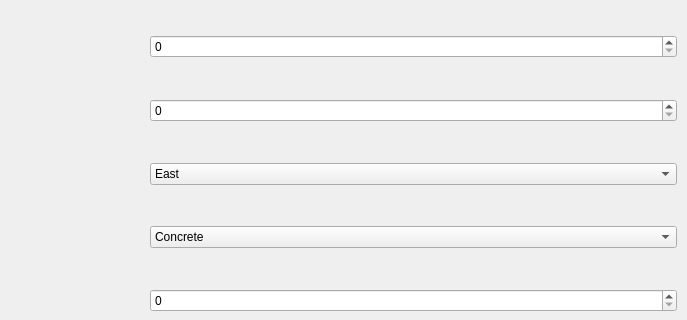
amatepl/RayTracing2019, file settings.ui: the form before one commit; both pictures show x 394 to 1081 and y 0 to 320 of the 1081 by 576 pixel window.
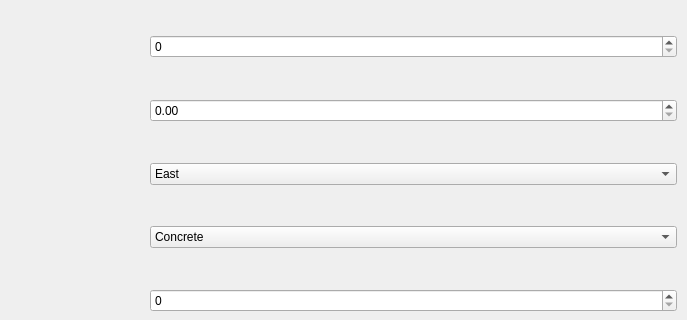
The form after the commit.

```diff
--- a/settings.ui
+++ b/settings.ui
@@ -130,9 +130,6 @@
       </property>
      </widget>
     </item>
-    <item row="2" column="2">
-     <widget class="QSpinBox" name="speedBox"/>
-    </item>
     <item row="7" column="2">
      <widget class="QSpinBox" name="reboundSpin">
       <property name="maximum">
@@ -171,6 +168,9 @@
       </item>
      </widget>
     </item>
+    <item row="2" column="2">
+     <widget class="QDoubleSpinBox" name="speedBox"/>
+    </item>
    </layout>
    <zorder>label_5</zorder>
    <zorder>label_6</zorder>
```
